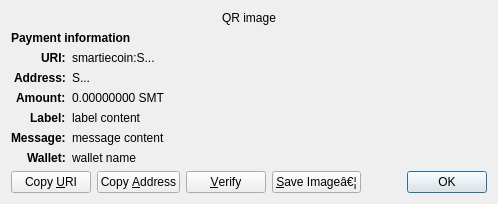
The window that src/qt/forms/receiverequestdialog.ui (Korsh-Dev/Korsh-Code-Mainnet) describes before a commit, drawn with Qt 5.
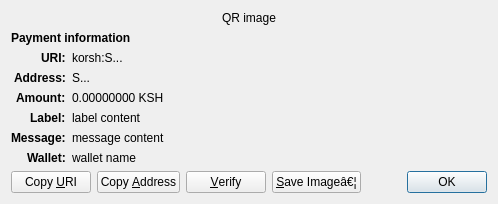
The same window after the commit. Custom widgets are drawn as their Qt base class.

Commit message: Initialize Korsh Core mainnet fork

```diff
--- a/src/qt/forms/receiverequestdialog.ui
+++ b/src/qt/forms/receiverequestdialog.ui
@@ -65,7 +65,7 @@
    <item row="2" column="1" alignment="Qt::AlignTop">
     <widget class="QLabel" name="uri_content">
      <property name="text">
-      <string notr="true">smartiecoin:S...</string>
+      <string notr="true">korsh:S...</string>
      </property>
      <property name="textFormat">
       <enum>Qt::RichText</enum>
@@ -126,7 +126,7 @@
    <item row="4" column="1" alignment="Qt::AlignTop">
     <widget class="QLabel" name="amount_content">
      <property name="text">
-      <string notr="true">0.00000000 SMT</string>
+      <string notr="true">0.00000000 KSH</string>
      </property>
      <property name="textFormat">
       <enum>Qt::PlainText</enum>
```
The commit also changes 648 other files.
